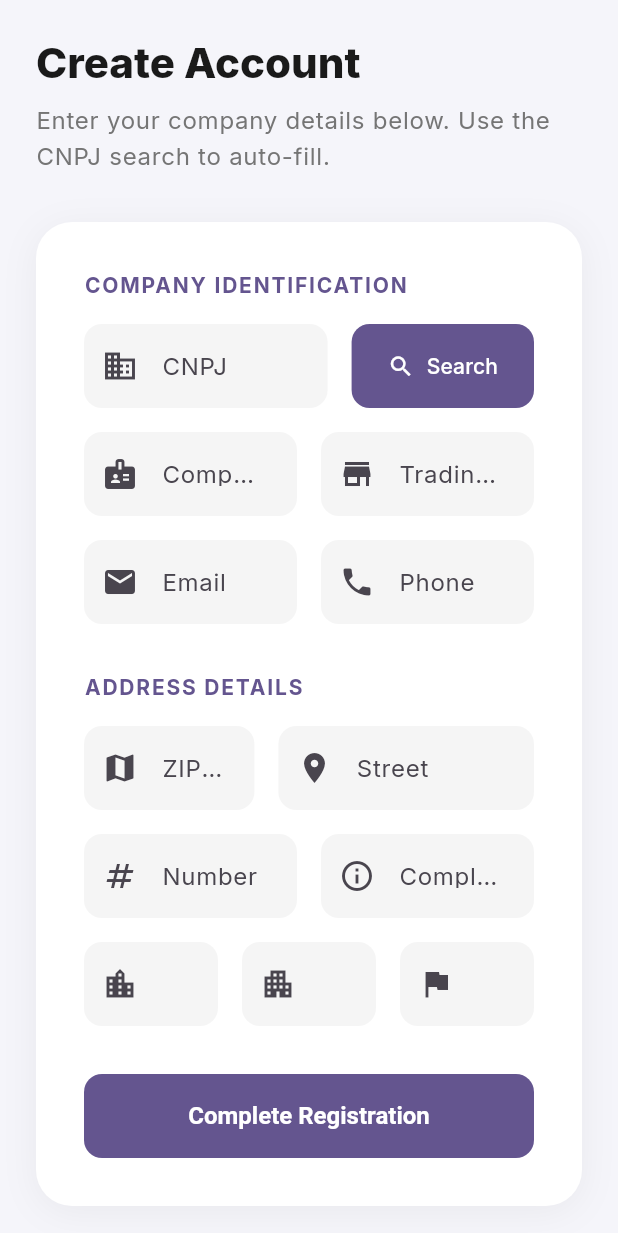
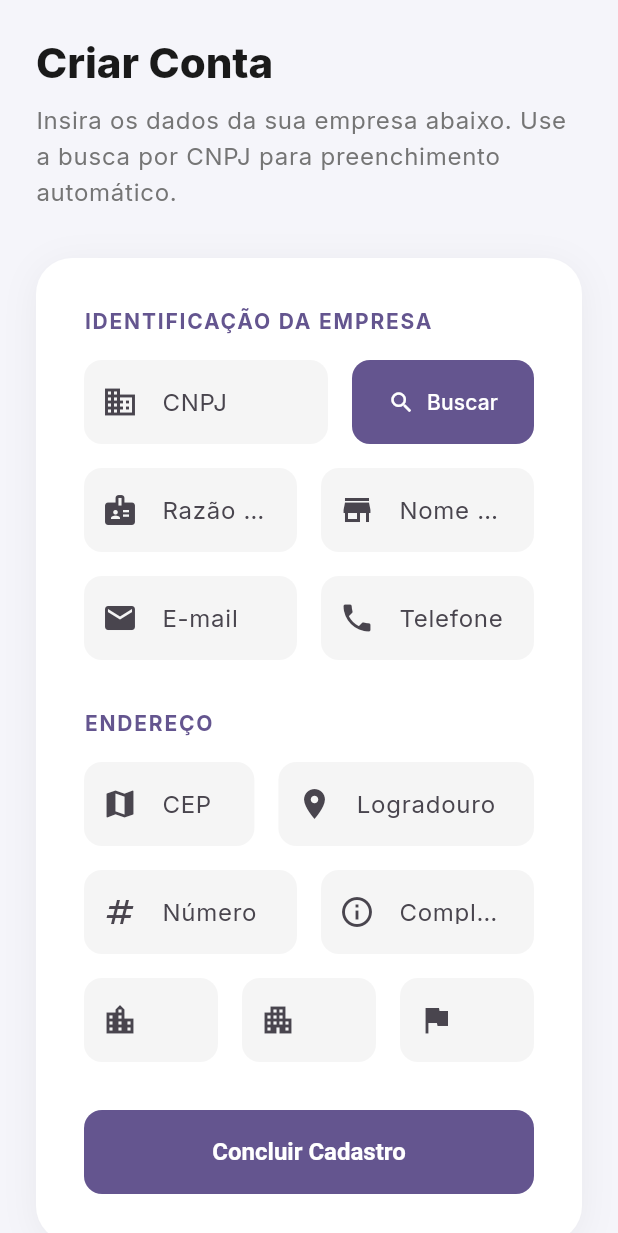
Before and after one commit to cristianoaredes/opencnpj, a Flutter app: the screen it shows after launch, on a phone screen of 412 x 824 dp. Shown: the top 1233 px of the screen. Run offline on Flutter 3.47's test engine with Material 3 defaults, Android fonts, the phone set to English and light mode, and no system bars; our stand-ins replace equatable, flutter_animate, gap, google_fonts, mask_text_input_formatter; missing offline and left inert: cpf_cnpj_validator.

Commit message:
chore: translate flutter example UI to Portuguese

```diff
--- a/example/flutter_example/lib/main.dart
+++ b/example/flutter_example/lib/main.dart
@@ -15,7 +15,7 @@ class MyApp extends StatelessWidget {
   @override
   Widget build(BuildContext context) {
     return MaterialApp(
-      title: 'OpenCNPJ Register Example',
+      title: 'Exemplo de Cadastro OpenCNPJ',
       theme: ThemeData(
         useMaterial3: true,
         colorScheme: ColorScheme.fromSeed(
@@ -88,7 +88,7 @@ class _RegisterPageState extends State<RegisterPage> {
     final cnpj = _cnpjFormatter.getUnmaskedText();
     if (cnpj.length != 14) {
       setState(() {
-        _errorMessage = 'Please enter a valid 14-digit CNPJ.';
+        _errorMessage = 'Por favor, insira um CNPJ válido com 14 dígitos.';
       });
       return;
     }
@@ -103,15 +103,15 @@ class _RegisterPageState extends State<RegisterPage> {
       _populateFields(company);
     } on NotFoundException {
       setState(() {
-        _errorMessage = 'Company not found.';
+        _errorMessage = 'Empresa não encontrada.';
       });
     } on InvalidCNPJException {
       setState(() {
-        _errorMessage = 'Invalid CNPJ format.';
+        _errorMessage = 'Formato de CNPJ inválido.';
       });
     } catch (e) {
       setState(() {
-        _errorMessage = 'An error occurred: $e';
+        _errorMessage = 'Ocorreu um erro: $e';
       });
     } finally {
       setState(() {
@@ -213,7 +213,7 @@ class _Header extends StatelessWidget {
       crossAxisAlignment: CrossAxisAlignment.start,
       children: [
         Text(
-          'Create Account',
+          'Criar Conta',
           style: Theme.of(context).textTheme.headlineMedium?.copyWith(
                 fontWeight: FontWeight.w800,
                 color: const Color(0xFF1A1A1A),
@@ -221,7 +221,7 @@ class _Header extends StatelessWidget {
         ),
         const Gap(8),
         Text(
-          'Enter your company details below. Use the CNPJ search to auto-fill.',
+          'Insira os dados da sua empresa abaixo. Use a busca por CNPJ para preenchimento automático.',
           style: Theme.of(context).textTheme.bodyLarge?.copyWith(
                 color: Colors.grey[600],
               ),
@@ -321,7 +321,7 @@ class _RegistrationForm extends StatelessWidget {
         child: Column(
           crossAxisAlignment: CrossAxisAlignment.start,
           children: [
-            _SectionLabel('Company Identification'),
+            _SectionLabel('Identificação da Empresa'),
             const Gap(16),
             Row(
               crossAxisAlignment: CrossAxisAlignment.start,
@@ -354,7 +354,7 @@ class _RegistrationForm extends StatelessWidget {
                             ),
                           )
                         : const Icon(Icons.search),
-                    label: Text(isLoading ? 'Searching...' : 'Search'),
+                    label: Text(isLoading ? 'Buscando...' : 'Buscar'),
                     style: ElevatedButton.styleFrom(
                       backgroundColor: Theme.of(context).primaryColor,
                       foregroundColor: Colors.white,
@@ -375,7 +375,7 @@ class _RegistrationForm extends StatelessWidget {
                   child: TextFormField(
                     controller: nameController,
                     decoration: const InputDecoration(
-                      labelText: 'Company Name (Razão Social)',
+                      labelText: 'Razão Social',
                       prefixIcon: Icon(Icons.badge),
                     ),
                   ),
@@ -385,7 +385,7 @@ class _RegistrationForm extends StatelessWidget {
                   child: TextFormField(
                     controller: tradeNameController,
                     decoration: const InputDecoration(
-                      labelText: 'Trading Name (Nome Fantasia)',
+                      labelText: 'Nome Fantasia',
                       prefixIcon: Icon(Icons.store),
                     ),
                   ),
@@ -399,7 +399,7 @@ class _RegistrationForm extends StatelessWidget {
                   child: TextFormField(
                     controller: emailController,
                     decoration: const InputDecoration(
-                      labelText: 'Email',
+                      labelText: 'E-mail',
                       prefixIcon: Icon(Icons.email),
                     ),
                     keyboardType: TextInputType.emailAddress,
@@ -410,7 +410,7 @@ class _RegistrationForm extends StatelessWidget {
                   child: TextFormField(
                     controller: phoneController,
                     decoration: const InputDecoration(
-                      labelText: 'Phone',
+                      labelText: 'Telefone',
                       prefixIcon: Icon(Icons.phone),
                     ),
                     keyboardType: TextInputType.phone,
@@ -419,7 +419,7 @@ class _RegistrationForm extends StatelessWidget {
               ],
             ),
             const Gap(32),
-            _SectionLabel('Address Details'),
+            _SectionLabel('Endereço'),
             const Gap(16),
             Row(
               children: [
@@ -428,7 +428,7 @@ class _RegistrationForm extends StatelessWidget {
                   child: TextFormField(
                     controller: zipController,
                     decoration: const InputDecoration(
-                      labelText: 'ZIP Code (CEP)',
+                      labelText: 'CEP',
                       prefixIcon: Icon(Icons.map),
                     ),
                   ),
@@ -439,7 +439,7 @@ class _RegistrationForm extends StatelessWidget {
                   child: TextFormField(
                     controller: streetController,
                     decoration: const InputDecoration(
-                      labelText: 'Street',
+                      labelText: 'Logradouro',
                       prefixIcon: Icon(Icons.location_on),
                     ),
                   ),
@@ -453,7 +453,7 @@ class _RegistrationForm extends StatelessWidget {
                   child: TextFormField(
                     controller: numberController,
                     decoration: const InputDecoration(
-                      labelText: 'Number',
+                      labelText: 'Número',
                       prefixIcon: Icon(Icons.numbers),
                     ),
                   ),
@@ -463,7 +463,7 @@ class _RegistrationForm extends StatelessWidget {
                   child: TextFormField(
                     controller: complementController,
                     decoration: const InputDecoration(
-                      labelText: 'Complement',
+                      labelText: 'Complemento',
                       prefixIcon: Icon(Icons.info_outline),
                     ),
                   ),
@@ -477,7 +477,7 @@ class _RegistrationForm extends StatelessWidget {
                   child: TextFormField(
                     controller: districtController,
                     decoration: const InputDecoration(
-                      labelText: 'District/Neighborhood',
+                      labelText: 'Bairro',
                       prefixIcon: Icon(Icons.location_city),
                     ),
                   ),
@@ -487,7 +487,7 @@ class _RegistrationForm extends StatelessWidget {
                   child: TextFormField(
                     controller: cityController,
                     decoration: const InputDecoration(
-                      labelText: 'City',
+                      labelText: 'Município',
                       prefixIcon: Icon(Icons.apartment),
                     ),
                   ),
@@ -497,7 +497,7 @@ class _RegistrationForm extends StatelessWidget {
                   child: TextFormField(
                     controller: stateController,
                     decoration: const InputDecoration(
-                      labelText: 'State',
+                      labelText: 'UF',
                       prefixIcon: Icon(Icons.flag),
                     ),
                   ),
@@ -522,7 +522,7 @@ class _RegistrationForm extends StatelessWidget {
                     fontWeight: FontWeight.bold,
                   ),
                 ),
-                child: const Text('Complete Registration'),
+                child: const Text('Concluir Cadastro'),
               ),
             ),
           ],
```
